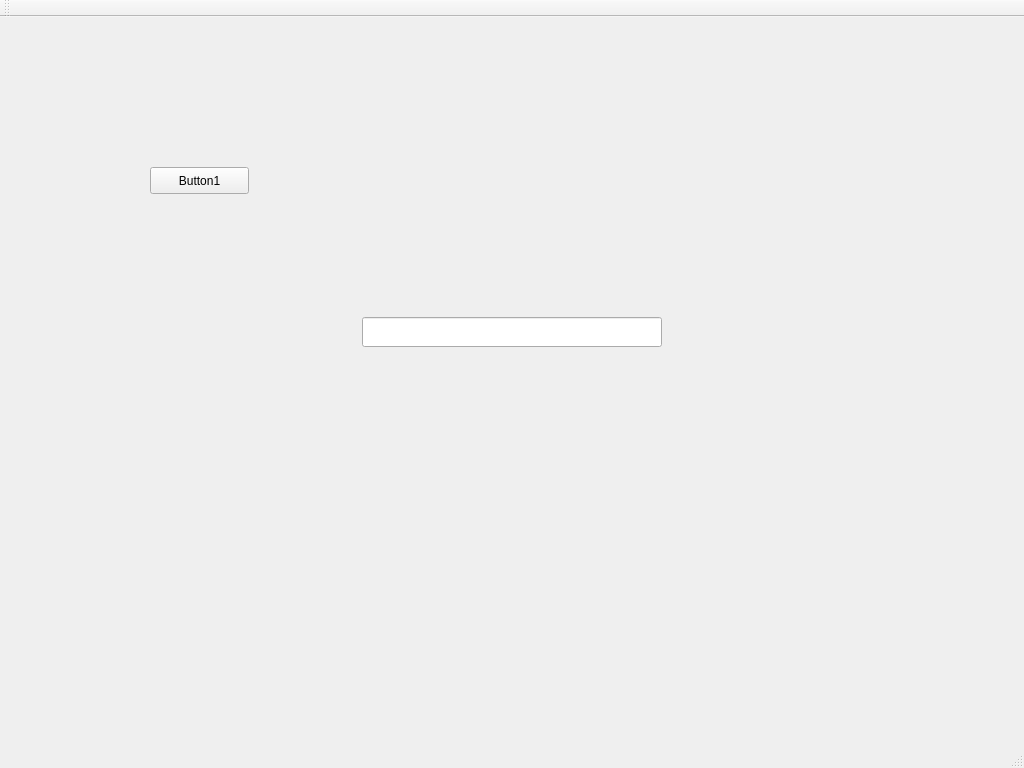
The window that mainwindow.ui (simonqin09/QtGPIOProject) describes before a commit, drawn with Qt 5.
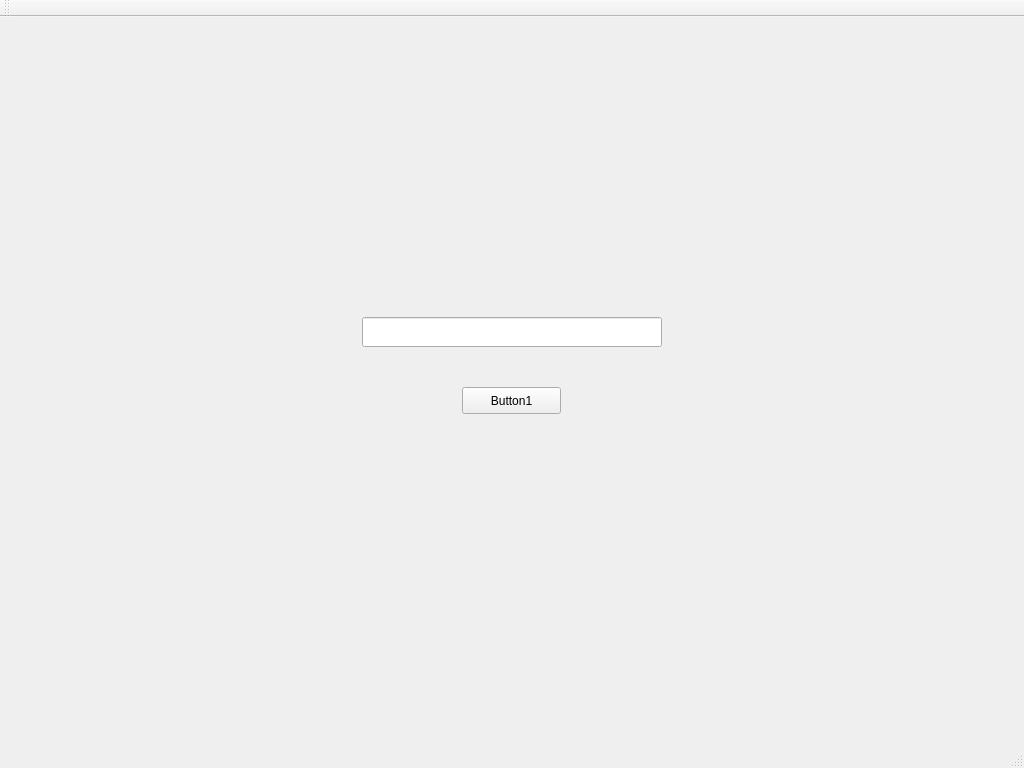
The same window after the commit.

Diff of the .ui file:
```diff
--- a/mainwindow.ui
+++ b/mainwindow.ui
@@ -17,8 +17,8 @@
    <widget class="QPushButton" name="Button1">
     <property name="geometry">
      <rect>
-      <x>150</x>
-      <y>150</y>
+      <x>462</x>
+      <y>370</y>
       <width>99</width>
       <height>27</height>
      </rect>
```
